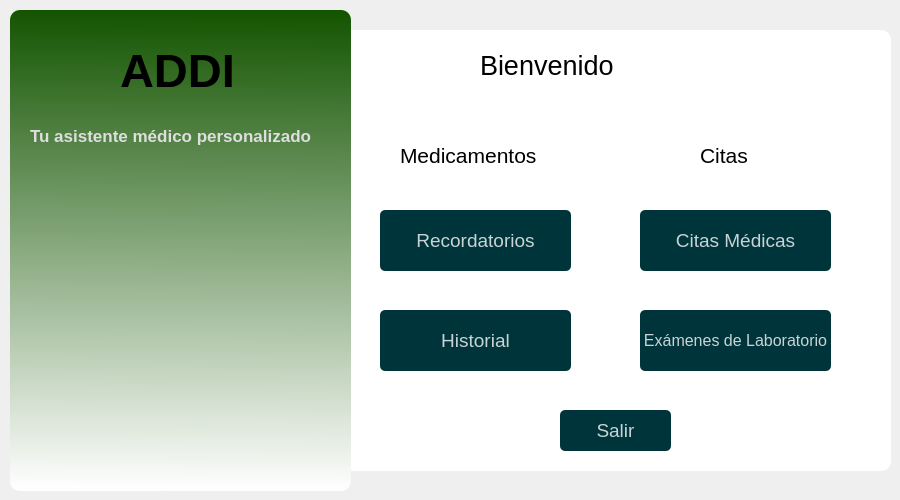
The window that ui/bienvenida.ui (daburneo1/addi) describes before a commit, drawn with Qt 5.
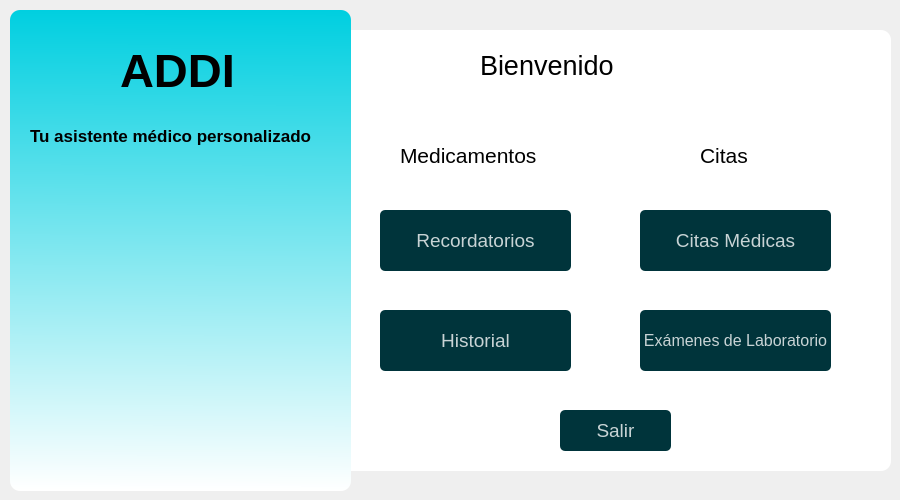
The same window after the commit.

```diff
--- a/ui/bienvenida.ui
+++ b/ui/bienvenida.ui
@@ -77,7 +77,7 @@
      </rect>
     </property>
     <property name="styleSheet">
-     <string notr="true">background-color: qlineargradient(spread:pad, x1:0.494, y1:0, x2:0.489, y2:1, stop:0 rgba(19, 84, 0, 255), stop:1 rgba(255, 255, 255, 255));
+     <string notr="true">background-color: qlineargradient(spread:pad, x1:0.494, y1:0, x2:0.489, y2:1, stop:0 rgb(0, 207, 224), stop:1 rgba(255, 255, 255, 255));
 border-radius:10px;</string>
     </property>
     <property name="text">
@@ -121,7 +121,7 @@
      </font>
     </property>
     <property name="styleSheet">
-     <string notr="true">color:rgb(222, 222, 222)</string>
+     <string notr="true">color:rgb(0, 0, 0)</string>
     </property>
     <property name="text">
      <string>Tu asistente médico personalizado</string>
```
